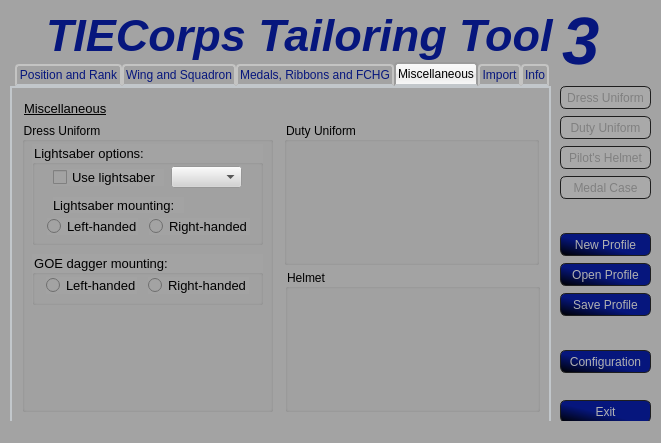
SmTaUcM/TTT3, file data/uis/ttt.ui: the form before one commit.
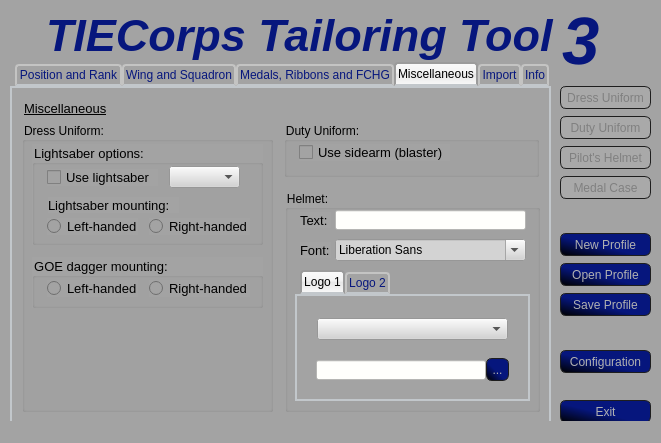
The form after the commit. The open tabs and pages were chosen to show the change. Icons and pictures are not drawn.

Commit message: GUI - Misc Tab - Added further options - Display Only / Disabled Currently

```diff
--- a/data/uis/ttt.ui
+++ b/data/uis/ttt.ui
@@ -1965,7 +1965,7 @@
        </font>
       </property>
       <property name="title">
-       <string>Dress Uniform</string>
+       <string>Dress Uniform:</string>
       </property>
       <widget class="QGroupBox" name="gb_saberMounting">
        <property name="geometry">
@@ -2026,7 +2026,7 @@
        <widget class="QComboBox" name="cb_saberStyles">
         <property name="geometry">
          <rect>
-          <x>139</x>
+          <x>137</x>
           <y>22</y>
           <width>71</width>
           <height>22</height>
@@ -2045,7 +2045,7 @@
        <widget class="QCheckBox" name="cb_lightsaber">
         <property name="geometry">
          <rect>
-          <x>21</x>
+          <x>15</x>
           <y>25</y>
           <width>111</width>
           <height>17</height>
@@ -2064,7 +2064,7 @@
        <widget class="QLabel" name="lbl_saberSide">
         <property name="geometry">
          <rect>
-          <x>21</x>
+          <x>16</x>
           <y>53</y>
           <width>131</width>
           <height>16</height>
@@ -2085,7 +2085,7 @@
        <property name="geometry">
         <rect>
          <x>10</x>
-         <y>132</y>
+         <y>135</y>
          <width>231</width>
          <height>51</height>
         </rect>
@@ -2102,7 +2102,7 @@
        <widget class="QRadioButton" name="rb_daggerLeft">
         <property name="geometry">
          <rect>
-          <x>14</x>
+          <x>15</x>
           <y>23</y>
           <width>91</width>
           <height>17</height>
@@ -2121,7 +2121,7 @@
        <widget class="QRadioButton" name="rb_daggerRight">
         <property name="geometry">
          <rect>
-          <x>116</x>
+          <x>117</x>
           <y>23</y>
           <width>101</width>
           <height>17</height>
@@ -2145,7 +2145,7 @@
         <x>272</x>
         <y>34</y>
         <width>255</width>
-        <height>143</height>
+        <height>55</height>
        </rect>
       </property>
       <property name="font">
@@ -2155,16 +2155,35 @@
        </font>
       </property>
       <property name="title">
-       <string>Duty Uniform</string>
+       <string>Duty Uniform:</string>
       </property>
+      <widget class="QCheckBox" name="cb_dutyBlaster">
+       <property name="geometry">
+        <rect>
+         <x>15</x>
+         <y>22</y>
+         <width>151</width>
+         <height>17</height>
+        </rect>
+       </property>
+       <property name="font">
+        <font>
+         <family>Arial</family>
+         <pointsize>10</pointsize>
+        </font>
+       </property>
+       <property name="text">
+        <string>Use sidearm (blaster)</string>
+       </property>
+      </widget>
      </widget>
      <widget class="QGroupBox" name="groupBox_9">
       <property name="geometry">
        <rect>
         <x>273</x>
-        <y>181</y>
+        <y>102</y>
         <width>255</width>
-        <height>143</height>
+        <height>222</height>
        </rect>
       </property>
       <property name="font">
@@ -2174,8 +2193,292 @@
        </font>
       </property>
       <property name="title">
-       <string>Helmet</string>
+       <string>Helmet:</string>
       </property>
+      <widget class="QLabel" name="lbl_hemText">
+       <property name="geometry">
+        <rect>
+         <x>15</x>
+         <y>22</y>
+         <width>31</width>
+         <height>16</height>
+        </rect>
+       </property>
+       <property name="font">
+        <font>
+         <family>Arial</family>
+         <pointsize>10</pointsize>
+        </font>
+       </property>
+       <property name="text">
+        <string>Text:</string>
+       </property>
+      </widget>
+      <widget class="QLineEdit" name="le_helmText">
+       <property name="geometry">
+        <rect>
+         <x>50</x>
+         <y>20</y>
+         <width>191</width>
+         <height>20</height>
+        </rect>
+       </property>
+       <property name="styleSheet">
+        <string notr="true">QLineEdit
+{
+    background-color: rgb(255, 255, 252);
+}
+
+QLineEdit:!enabled
+{
+	background-color: darkgray;
+}
+
+
+</string>
+       </property>
+      </widget>
+      <widget class="QLabel" name="lbl_hemFont">
+       <property name="geometry">
+        <rect>
+         <x>15</x>
+         <y>52</y>
+         <width>31</width>
+         <height>16</height>
+        </rect>
+       </property>
+       <property name="font">
+        <font>
+         <family>Arial</family>
+         <pointsize>10</pointsize>
+        </font>
+       </property>
+       <property name="text">
+        <string>Font:</string>
+       </property>
+      </widget>
+      <widget class="QTabWidget" name="tw_hemlLogos">
+       <property name="geometry">
+        <rect>
+         <x>10</x>
+         <y>80</y>
+         <width>235</width>
+         <height>131</height>
+        </rect>
+       </property>
+       <property name="currentIndex">
+        <number>0</number>
+       </property>
+       <widget class="QWidget" name="tab_2">
+        <attribute name="title">
+         <string>Logo 1</string>
+        </attribute>
+        <widget class="QComboBox" name="cb_hemlLogo1Type">
+         <property name="geometry">
+          <rect>
+           <x>20</x>
+           <y>22</y>
+           <width>191</width>
+           <height>22</height>
+          </rect>
+         </property>
+         <property name="font">
+          <font>
+           <family>Arial</family>
+           <pointsize>10</pointsize>
+          </font>
+         </property>
+         <property name="styleSheet">
+          <string notr="true">background-color: rgb(211, 211, 211);</string>
+         </property>
+        </widget>
+        <widget class="QPushButton" name="btn_helmLogo1Filepath">
+         <property name="enabled">
+          <bool>true</bool>
+         </property>
+         <property name="geometry">
+          <rect>
+           <x>189</x>
+           <y>62</y>
+           <width>23</width>
+           <height>23</height>
+          </rect>
+         </property>
+         <property name="styleSheet">
+          <string notr="true">QPushButton
+{
+    color: #b1b1b1;
+    background-color: qlineargradient(spread:pad, x1:0, y1:1, x2:1, y2:0, stop:0 rgba(0, 0, 0, 255), stop:0.4375 rgba(6, 22, 125, 255));
+    border-width: 1px;
+    border-color: #1e1e1e;
+    border-style: solid;
+    border-radius: 6;
+    padding: 3px;
+    font-size: 12px;
+    padding-left: 5px;
+    padding-right: 5px;
+}
+
+QPushButton:pressed
+{
+    background-color: qlineargradient(spread:pad, x1:1, y1:0, x2:0, y2:1, stop:0 rgba(0, 0, 0, 255), stop:0.4375 rgba(6, 22, 125, 255));
+}
+
+QPushButton:hover
+{
+    border: 2px solid rgb(208, 208, 208);
+}
+
+QPushButton:!enabled
+{
+    color: gray;
+	background-color: darkgray;
+}</string>
+         </property>
+         <property name="text">
+          <string>...</string>
+         </property>
+        </widget>
+        <widget class="QLineEdit" name="le_helmLogo1Filepath">
+         <property name="enabled">
+          <bool>true</bool>
+         </property>
+         <property name="geometry">
+          <rect>
+           <x>19</x>
+           <y>64</y>
+           <width>170</width>
+           <height>20</height>
+          </rect>
+         </property>
+         <property name="styleSheet">
+          <string notr="true">QLineEdit
+{
+    background-color: rgb(255, 255, 252);
+}
+
+QLineEdit:!enabled
+{
+	background-color: darkgray;
+}
+
+
+</string>
+         </property>
+        </widget>
+       </widget>
+       <widget class="QWidget" name="tab_3">
+        <attribute name="title">
+         <string>Logo 2</string>
+        </attribute>
+        <widget class="QPushButton" name="btn_helmLogo1Filepath_2">
+         <property name="enabled">
+          <bool>true</bool>
+         </property>
+         <property name="geometry">
+          <rect>
+           <x>189</x>
+           <y>62</y>
+           <width>23</width>
+           <height>23</height>
+          </rect>
+         </property>
+         <property name="styleSheet">
+          <string notr="true">QPushButton
+{
+    color: #b1b1b1;
+    background-color: qlineargradient(spread:pad, x1:0, y1:1, x2:1, y2:0, stop:0 rgba(0, 0, 0, 255), stop:0.4375 rgba(6, 22, 125, 255));
+    border-width: 1px;
+    border-color: #1e1e1e;
+    border-style: solid;
+    border-radius: 6;
+    padding: 3px;
+    font-size: 12px;
+    padding-left: 5px;
+    padding-right: 5px;
+}
+
+QPushButton:pressed
+{
+    background-color: qlineargradient(spread:pad, x1:1, y1:0, x2:0, y2:1, stop:0 rgba(0, 0, 0, 255), stop:0.4375 rgba(6, 22, 125, 255));
+}
+
+QPushButton:hover
+{
+    border: 2px solid rgb(208, 208, 208);
+}
+
+QPushButton:!enabled
+{
+    color: gray;
+	background-color: darkgray;
+}</string>
+         </property>
+         <property name="text">
+          <string>...</string>
+         </property>
+        </widget>
+        <widget class="QComboBox" name="cb_hemlLogo1Type_2">
+         <property name="geometry">
+          <rect>
+           <x>20</x>
+           <y>22</y>
+           <width>191</width>
+           <height>22</height>
+          </rect>
+         </property>
+         <property name="font">
+          <font>
+           <family>Arial</family>
+           <pointsize>10</pointsize>
+          </font>
+         </property>
+         <property name="styleSheet">
+          <string notr="true">background-color: rgb(211, 211, 211);</string>
+         </property>
+        </widget>
+        <widget class="QLineEdit" name="le_helmLogo1Filepath_2">
+         <property name="enabled">
+          <bool>true</bool>
+         </property>
+         <property name="geometry">
+          <rect>
+           <x>19</x>
+           <y>64</y>
+           <width>170</width>
+           <height>20</height>
+          </rect>
+         </property>
+         <property name="styleSheet">
+          <string notr="true">QLineEdit
+{
+    background-color: rgb(255, 255, 252);
+}
+
+QLineEdit:!enabled
+{
+	background-color: darkgray;
+}
+
+
+</string>
+         </property>
+        </widget>
+       </widget>
+      </widget>
+      <widget class="QFontComboBox" name="fontComboBox">
+       <property name="geometry">
+        <rect>
+         <x>50</x>
+         <y>49</y>
+         <width>191</width>
+         <height>22</height>
+        </rect>
+       </property>
+       <property name="styleSheet">
+        <string notr="true">background-color: rgb(211, 211, 211);</string>
+       </property>
+      </widget>
      </widget>
     </widget>
     <widget class="QWidget" name="tabImport">
```
Left out of the diff: 8 changed lines with no effect on the pictures. The commit also changes 1 other file.
